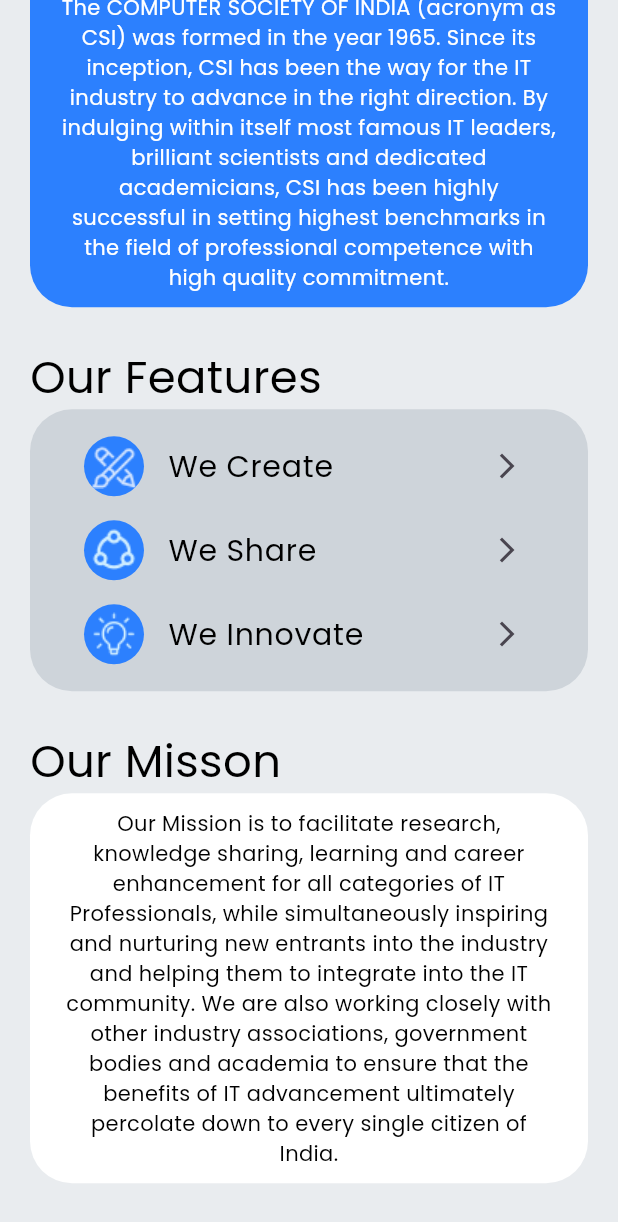
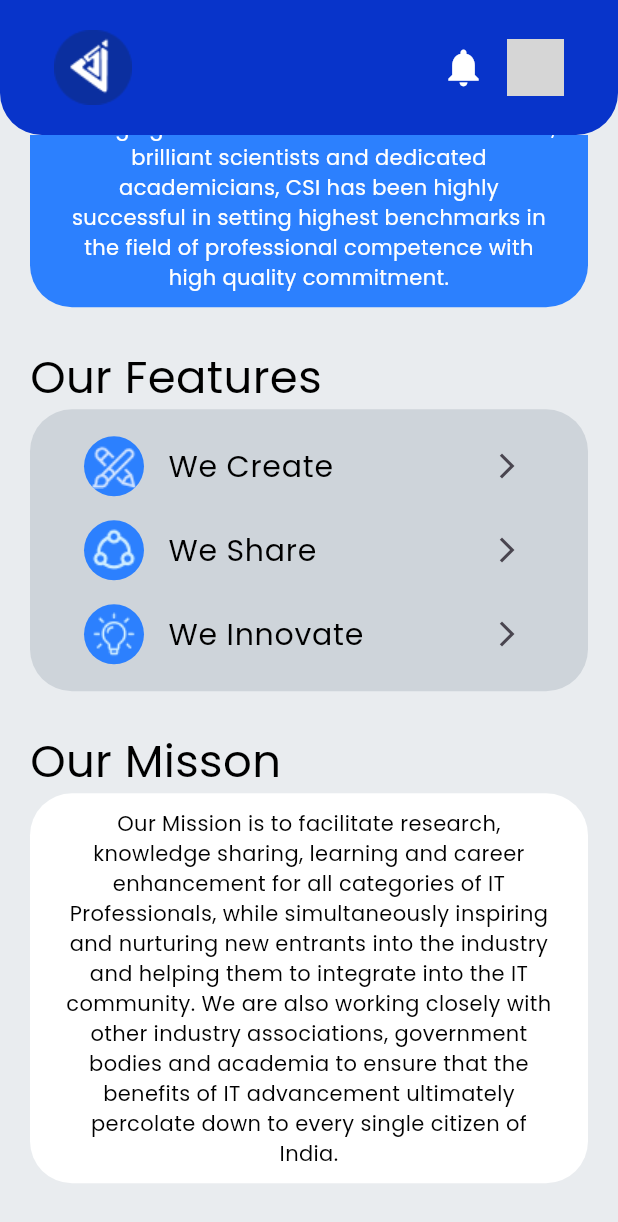
Before and after one commit to Naman2004singh/CSIstudentApp, a Flutter app: the screen it shows after launch, scrolled down 562 dp, on a phone screen of 412 x 824 dp. Shown: the top 1222 px of the screen. Run offline on Flutter 3.47's test engine with Material 3 defaults, Android fonts, the light colour scheme and no system bars; drawn by our look-alikes of rive; our stand-ins replace carousel_slider, flutter_riverpod; grey boxes are pictures that could not be loaded.

Commit message:
updated the app bar section

```diff
--- a/lib/pages/mobile/tabs/dashboard.dart
+++ b/lib/pages/mobile/tabs/dashboard.dart
@@ -20,6 +20,7 @@
   @override
   Widget build(BuildContext context, WidgetRef ref) {
     return Scaffold(
+        appBar: const Appbar(),
         backgroundColor: AllColors.greyBackground,
         body: ListView(
           children: [
@@ -27,7 +28,6 @@
               shrinkWrap: true,
               physics: const NeverScrollableScrollPhysics(),
               children: [
-                const Appbar(),
                 Card(
                   shape: RoundedRectangleBorder(
                       borderRadius: BorderRadius.only(
--- a/lib/widgets/appBar.dart
+++ b/lib/widgets/appBar.dart
@@ -1,15 +1,21 @@
 import 'package:csi_app/utils/colors.dart';
 import 'package:csi_app/utils/constants.dart';
 import 'package:csi_app/utils/strings.dart';
-import 'package:csi_app/widgets/appdrawer.dart';
 import 'package:flutter/material.dart';
 import 'package:rive/rive.dart' hide Image;
 
-class Appbar extends StatefulWidget {
+class Appbar extends StatefulWidget implements PreferredSizeWidget{
   const Appbar({super.key});
 
   @override
   State<Appbar> createState() => _AppbarState();
+
+
+  @override
+  Size get preferredSize {
+    double height = Constants.appBarHeight;
+    return Size.fromHeight(height);
+  }
 }
 
 class _AppbarState extends State<Appbar> {
@@ -18,7 +24,6 @@
   void onmenuPress() {
     if (menubtn.value) {}
     menubtn.change(!menubtn.value);
-    Appdrawer();
   }
 
   // onMenu init
@@ -31,20 +36,18 @@
 
   @override
   Widget build(BuildContext context) {
-    double width = Constants.screenWidth(context);
     double height = Constants.appBarHeight;
     double padding = Constants.insidepadding;
     double boderRadius = Constants.borderRadius;
     return SafeArea(
-      child: Container(
-        height: height,
-        width: width,
-        decoration: BoxDecoration(
-            color: AllColors.darkBlue,
+        child: AppBar(
+      toolbarHeight: height,
+      backgroundColor: AllColors.darkBlue,
+      shape: RoundedRectangleBorder(
           borderRadius: BorderRadius.only(
               bottomLeft: Radius.circular(boderRadius),
               bottomRight: Radius.circular(boderRadius))),
-        child: Padding(
+      title: Padding(
         padding: EdgeInsets.only(left: padding, right: padding),
         child: Row(
           mainAxisAlignment: MainAxisAlignment.spaceBetween,
@@ -78,7 +81,6 @@
           ],
         ),
       ),
-      ),
-    );
+    ));
   }
 }
```
Lines whose indentation alone changed are shown as unchanged.
